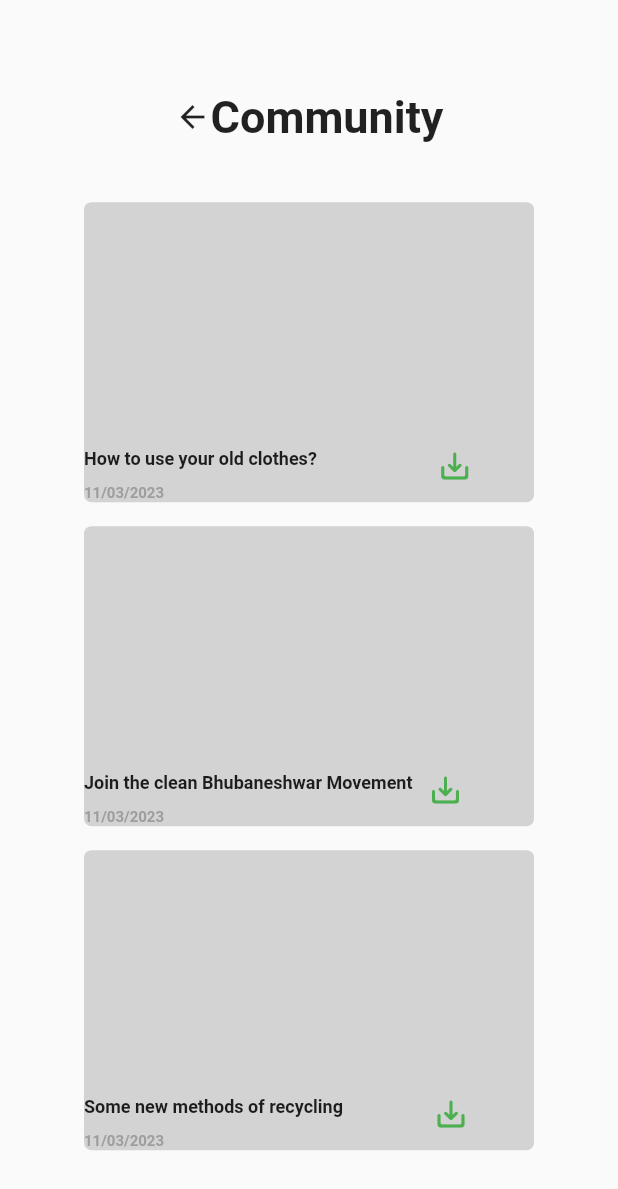
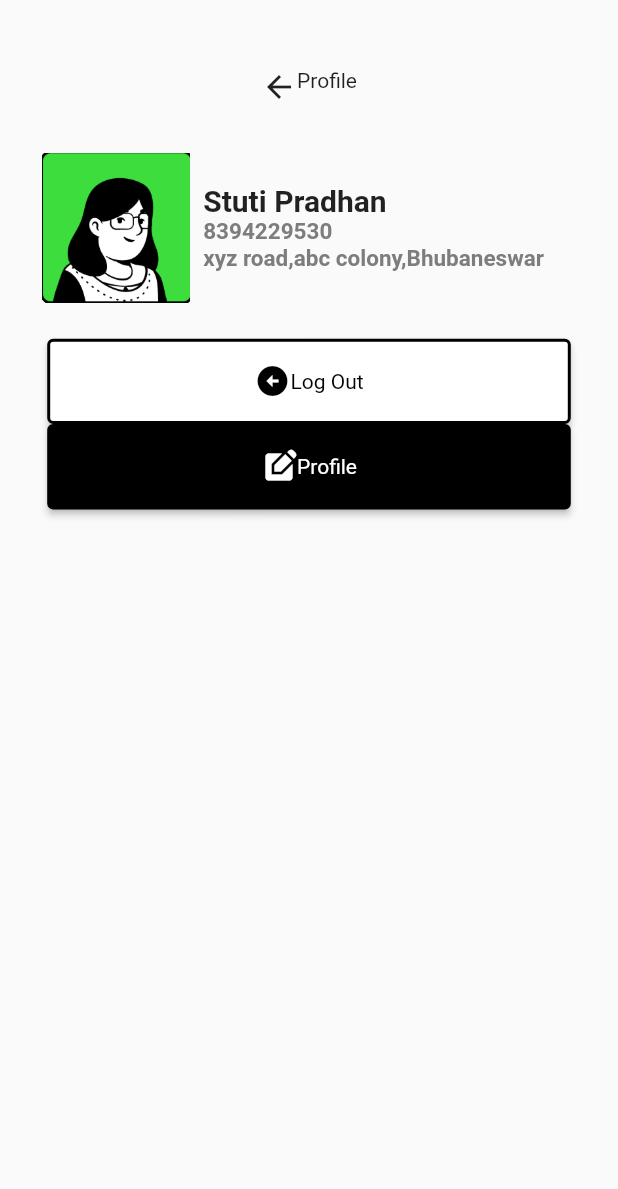
Before and after one commit to StutiPradhan/ecoworld, a Flutter app: the screen it shows after launch, on a phone screen of 412 x 824 dp. Shown: the top 1189 px of the screen. Run offline on Flutter 3.47's test engine with Material 2 defaults, Android fonts, the phone set to English and light mode, and no system bars.

Commit message:
Profile Page added

```diff
--- a/lib/main.dart
+++ b/lib/main.dart
@@ -1,4 +1,5 @@
 import 'package:ecoworld/pages/login.dart';
+import 'package:ecoworld/pages/profile.dart';
 //import 'package:ecoworld/signup.dart';
 import 'package:flutter/material.dart';
 
@@ -31,7 +32,7 @@ class MyApp extends StatelessWidget {
 
           ),
 
-      home: const CommunityPage(),
+      home: const ProfilePage(),
 
       //home: const signup(),
     );
--- /dev/null
+++ b/lib/pages/profile.dart
@@ -0,0 +1,161 @@
+import 'package:ecoworld/constants/colors.dart';
+import 'package:flutter/material.dart';
+
+class ProfilePage extends StatefulWidget {
+  const ProfilePage({super.key});
+
+  @override
+  State<ProfilePage> createState() => _ProfilePageState();
+}
+
+class _ProfilePageState extends State<ProfilePage> {
+  @override
+  Widget build(BuildContext context) {
+    return Scaffold(
+        body: Padding(
+      padding: EdgeInsets.symmetric(
+        horizontal: MediaQuery.of(context).size.width / 15,
+        vertical: MediaQuery.of(context).size.height / 18,
+      ),
+      child: SingleChildScrollView(
+        //scrollDirection: Axis.vertical,
+
+        child: SafeArea(
+            left: true,
+            top: true,
+            right: true,
+            bottom: true,
+            child: Column(children: [
+              Row(
+                  mainAxisAlignment: MainAxisAlignment.center,
+                  crossAxisAlignment: CrossAxisAlignment.start,
+                  children: const [
+                    Icon(Icons.arrow_back),
+                    Text("Profile"),
+                  ]),
+              Padding(
+                padding: const EdgeInsets.only(top: 32),
+                child: Row(
+                  mainAxisAlignment: MainAxisAlignment.start,
+                  children: [
+                    Image.asset("assets/images/ProfileImage.png",
+                        height: 100, width: 100),
+                    Expanded(
+                      child: Padding(
+                        padding: const EdgeInsets.only(left: 8.0),
+                        child: Column(
+                          mainAxisAlignment: MainAxisAlignment.start,
+                          crossAxisAlignment: CrossAxisAlignment.start,
+                          children: const [
+                            Text("Stuti Pradhan",
+                                style: TextStyle(
+                                    fontWeight: FontWeight.bold, fontSize: 20)),
+                            Text("8394229530",
+                                style: TextStyle(
+                                    fontWeight: FontWeight.bold,
+                                    fontSize: 15,
+                                    color: Color.fromARGB(255, 126, 124, 124))),
+                            Text("xyz road,abc colony,Bhubaneswar",
+                                style: TextStyle(
+                                    fontWeight: FontWeight.bold,
+                                    fontSize: 15,
+                                    color: Color.fromARGB(255, 126, 124, 124))),
+                          ],
+                        ),
+                      ),
+                    )
+                  ],
+                ),
+              ),
+              const SizedBox(
+                height: 24,
+              ),
+              Row(
+                  mainAxisAlignment: MainAxisAlignment.start,
+                  crossAxisAlignment: CrossAxisAlignment.start,
+                  children: [
+                    Expanded(
+                      child: Padding(
+                        padding: const EdgeInsets.symmetric(
+                          horizontal: 4,
+                        ),
+                        child: Column(children: [
+                          ElevatedButton(
+                            onPressed: () {},
+                            style: ElevatedButton.styleFrom(
+                              backgroundColor: Colors.white,
+                              side: const BorderSide(
+                                  width: 2.0, color: Colors.black),
+                            ),
+                            child: Expanded(
+                              child: Padding(
+                                padding: EdgeInsets.symmetric(
+                                    horizontal:
+                                        MediaQuery.of(context).size.width / 20,
+                                    vertical:
+                                        MediaQuery.of(context).size.height /
+                                            50),
+                                child: Row(
+                                  mainAxisAlignment: MainAxisAlignment.center,
+                                  children: const [
+                                    Icon(
+                                      Icons.arrow_circle_left,
+                                      color: Colors.black,
+                                    ),
+                                    Text('Log Out',
+                                        style: TextStyle(
+                                            color: Colors.black,
+                                            fontWeight: FontWeight.normal)),
+                                  ],
+                                ),
+                              ),
+                            ),
+                          )
+                        ]),
+                      ),
+                    )
+                  ]),
+              Expanded(
+                child: Padding(
+                  padding: const EdgeInsets.symmetric(
+                    horizontal: 4,
+                  ),
+                  child: Column(children: [
+                    ElevatedButton(
+                      onPressed: () {},
+                      style: ElevatedButton.styleFrom(
+                        backgroundColor: Colors.black,
+                        //side: const BorderSide(
+                        //  width: 2.0, color: Colors.black),
+                      ),
+                      child: Expanded(
+                        child: Padding(
+                          padding: EdgeInsets.symmetric(
+                              horizontal:
+                                  MediaQuery.of(context).size.width / 20,
+                              vertical:
+                                  MediaQuery.of(context).size.height / 50),
+                          child: Row(
+                            mainAxisAlignment: MainAxisAlignment.center,
+                            children: const [
+                              Icon(
+                                Icons.edit_square,
+                                color: Colors.white,
+                              ),
+                              Text('Profile',
+                                  style: TextStyle(
+                                      color: Colors.white,
+                                      fontWeight: FontWeight.normal)),
+                            ],
+                          ),
+                        ),
+                      ),
+                    ),
+                  ]),
+                ),
+              )
+            ])),
+      ),
+    ));
+  }
+}
```
Also changed, not shown: assets/images/ProfileImage.png (added).
